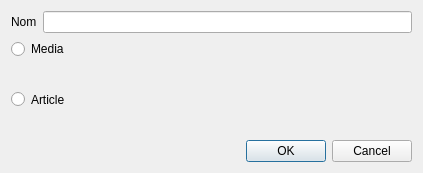
Old version of the form nouvellenote.ui in the repository tmarcille/LO21_Plurinotes.
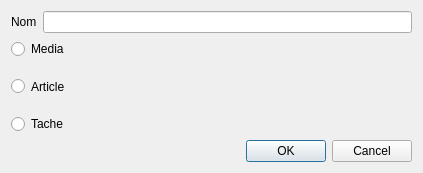
New version of the form.

```diff
--- a/nouvellenote.ui
+++ b/nouvellenote.ui
@@ -59,6 +59,16 @@
        </attribute>
       </widget>
      </item>
+     <item>
+      <widget class="QRadioButton" name="radioButton">
+       <property name="text">
+        <string>Tache</string>
+       </property>
+       <attribute name="buttonGroup">
+        <string notr="true">buttonGroup</string>
+       </attribute>
+      </widget>
+     </item>
     </layout>
    </item>
    <item row="1" column="0">
```
